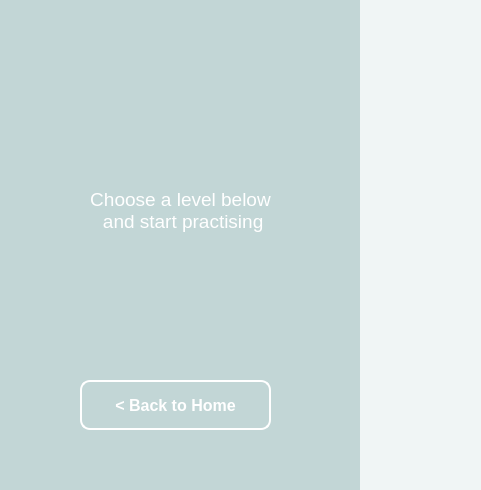
This is DrivingWrittenTest/Online/onlinewindow.ui in NamHoai1210/DrivingWrittenTest-C as Qt 5 draws it before an edit; both pictures show x 0 to 481 and y 230 to 720 of the 960 by 720 pixel window. The edited form follows.
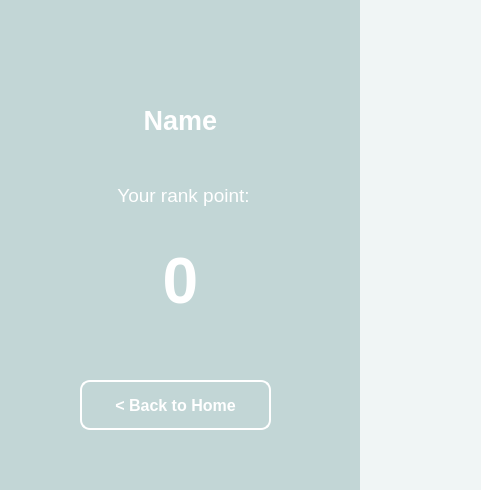
This is the edited form. The open tabs and pages were chosen to show the change. Icons and pictures are not drawn.

What changed in the file:
```diff
--- a/DrivingWrittenTest/Online/onlinewindow.ui
+++ b/DrivingWrittenTest/Online/onlinewindow.ui
@@ -491,26 +491,75 @@
            <number>1</number>
           </property>
           <widget class="QWidget" name="groupBtn_4">
-           <widget class="QLabel" name="historyIntro">
+           <property name="styleSheet">
+            <string notr="true">color: rgb(255, 255, 255);</string>
+           </property>
+           <widget class="QLabel" name="rankPoint">
             <property name="geometry">
              <rect>
               <x>0</x>
-              <y>0</y>
+              <y>170</y>
               <width>321</width>
-              <height>301</height>
+              <height>101</height>
              </rect>
             </property>
             <property name="font">
              <font>
-              <pointsize>14</pointsize>
+              <pointsize>48</pointsize>
+              <bold>true</bold>
              </font>
             </property>
             <property name="styleSheet">
              <string notr="true">color: white;</string>
             </property>
             <property name="text">
-             <string>Choose a level below
- and start practising</string>
+             <string>0</string>
+            </property>
+            <property name="alignment">
+             <set>Qt::AlignCenter</set>
+            </property>
+           </widget>
+           <widget class="QLabel" name="name">
+            <property name="geometry">
+             <rect>
+              <x>20</x>
+              <y>20</y>
+              <width>281</width>
+              <height>81</height>
+             </rect>
+            </property>
+            <property name="font">
+             <font>
+              <pointsize>20</pointsize>
+              <bold>true</bold>
+             </font>
+            </property>
+            <property name="styleSheet">
+             <string notr="true">color: rgb(255, 255, 255);</string>
+            </property>
+            <property name="text">
+             <string>Name</string>
+            </property>
+            <property name="alignment">
+             <set>Qt::AlignCenter</set>
+            </property>
+           </widget>
+           <widget class="QLabel" name="label_4">
+            <property name="geometry">
+             <rect>
+              <x>73</x>
+              <y>120</y>
+              <width>181</width>
+              <height>31</height>
+             </rect>
+            </property>
+            <property name="font">
+             <font>
+              <pointsize>14</pointsize>
+             </font>
+            </property>
+            <property name="text">
+             <string>Your rank point:</string>
             </property>
             <property name="alignment">
              <set>Qt::AlignCenter</set>
```
Left out of the diff: 4 changed lines with no effect on the pictures.
